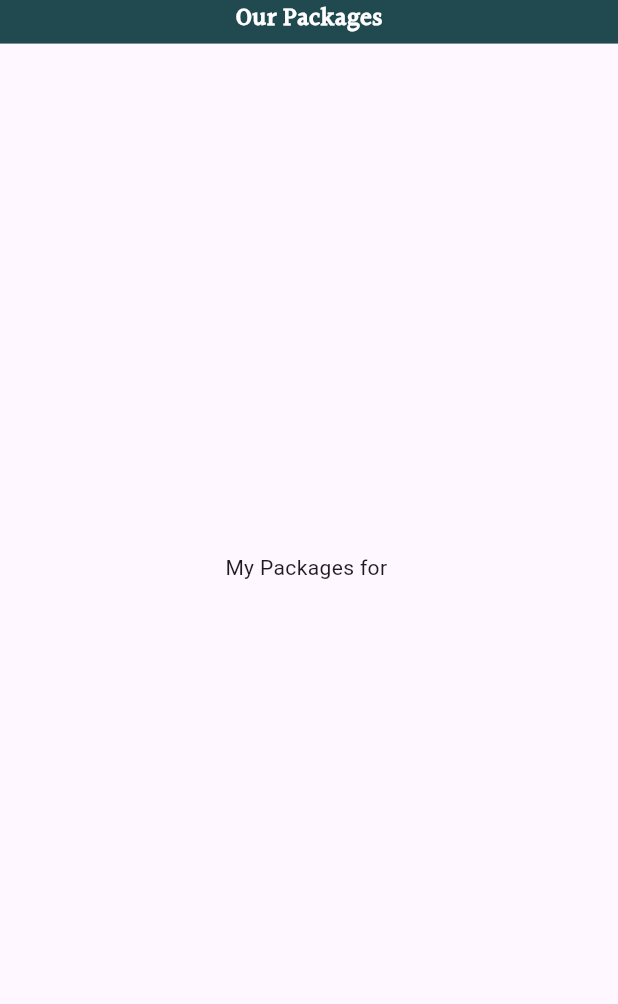
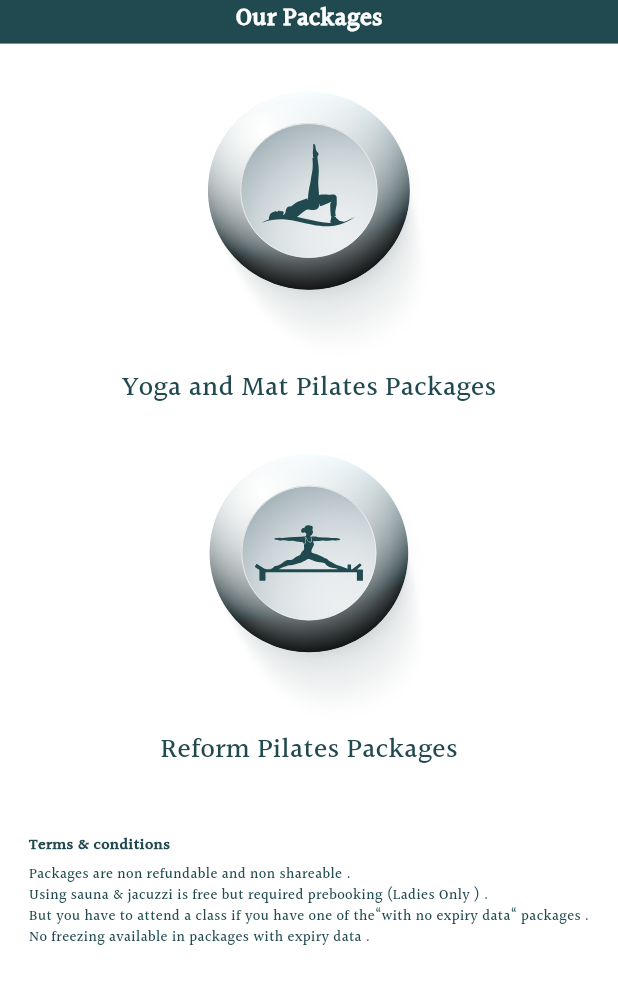
Before and after one commit to MinaMagdy06/Flexana, a Flutter app: the PackagesScreen screen opened directly with empty values, on a phone screen of 412 x 824 dp, the part 145-1149 px from its top. Run offline on Flutter 3.47's test engine with Material 3 defaults, Android fonts, the phone set to English and light mode, and no system bars; our stand-ins replace cloud_firestore, firebase_auth, firebase_core, flutter_bloc, flutter_screenutil, flutter_svg; accounts and stored records are empty.

Commit message:
packages &  terms&conditions UI

```diff
--- a/lib/core/theme/Textstyle.dart
+++ b/lib/core/theme/Textstyle.dart
@@ -73,3 +73,12 @@ TextStyle classBookingTextStyle({
     color: color,
   );
 }
+
+TextStyle packagesTextStyle({double? fontSize, Color color = Colors.black}) {
+  return TextStyle(
+    fontFamily: Fontsfamily.fonttextfamily,
+    fontSize: (fontSize ?? 19.sp),
+    fontWeight: FontWeight.w500,
+    color: AppColors.primarycolor,
+  );
+}
--- a/lib/core/utils/assets_data.dart
+++ b/lib/core/utils/assets_data.dart
@@ -1,4 +1,7 @@
+import 'package:flutter/material.dart';
 import 'package:flutter/widgets.dart';
+import 'package:flutter_screenutil/flutter_screenutil.dart';
+import 'package:flutter_svg/svg.dart';
 
 class AssetsData {
   static Image logo(BuildContext context) {
@@ -44,4 +47,26 @@ class AssetsData {
       height: screenHeight * 0.060,
     );
   }
+
+  static Widget yogaPackages(BuildContext context) {
+    final screenWidth = MediaQuery.of(context).size.width;
+    final screenHeight = MediaQuery.of(context).size.height;
+
+    return SvgPicture.asset(
+      'assets/Icons/Isolation Mode.svg',
+      width: screenWidth * 0.45,
+      height: screenHeight * 0.25,
+    );
+  }
+
+  static Widget ReformPackages(BuildContext context) {
+    final screenWidth = MediaQuery.of(context).size.width;
+    final screenHeight = MediaQuery.of(context).size.height;
+
+    return SvgPicture.asset(
+      'assets/Icons/Frame.svg',
+      width: screenWidth * 0.45,
+      height: screenHeight * 0.25,
+    );
+  }
 }
--- a/lib/features/Home/presentation/screens/packges_screen.dart
+++ b/lib/features/Home/presentation/screens/packges_screen.dart
@@ -1,6 +1,10 @@
+import 'package:flexana/core/theme/Textstyle.dart';
+import 'package:flexana/core/utils/assets_data.dart';
 import 'package:flexana/core/widgets/custom_app_bar.dart';
+import 'package:flexana/features/Home/presentation/widgets/terms_condayions.dart';
 import 'package:flexana/features/auth/data/user_model.dart';
 import 'package:flutter/material.dart';
+import 'package:flutter_screenutil/flutter_screenutil.dart';
 
 class PackagesScreen extends StatefulWidget {
   final AppUser currentUser;
@@ -15,6 +19,7 @@ class _PackagesScreenState extends State<PackagesScreen> {
   @override
   Widget build(BuildContext context) {
     return Scaffold(
+      backgroundColor: Colors.white,
       appBar: PreferredSize(
         preferredSize: Size.fromHeight(135),
         child: CustomAppBar(
@@ -23,7 +28,21 @@ class _PackagesScreenState extends State<PackagesScreen> {
         ),
       ),
       body: Center(
-        child: Text("My Packages for ${widget.currentUser.firstName}"),
+        child: Padding(
+          padding: const EdgeInsets.symmetric(horizontal: 10.0),
+          child: Column(
+            children: [
+              SizedBox(height: 10.h),
+              AssetsData.yogaPackages(context),
+              Text('Yoga and Mat Pilates Packages', style: packagesTextStyle()),
+              SizedBox(height: 10.h),
+              AssetsData.ReformPackages(context),
+              Text('Reform Pilates Packages', style: packagesTextStyle()),
+              SizedBox(height: 45.h),
+              TermsCondayions(),
+            ],
+          ),
+        ),
       ),
     );
   }
--- /dev/null
+++ b/lib/features/Home/presentation/widgets/terms_condayions.dart
@@ -0,0 +1,63 @@
+import 'package:flexana/core/theme/Colors.dart';
+import 'package:flexana/core/theme/FontsFamily.dart';
+import 'package:flutter/widgets.dart';
+import 'package:flutter_screenutil/flutter_screenutil.dart';
+
+class TermsCondayions extends StatelessWidget {
+  const TermsCondayions({super.key});
+
+  @override
+  Widget build(BuildContext context) {
+    return Column(
+      crossAxisAlignment: CrossAxisAlignment.start,
+      children: [
+        Text(
+          'Terms & conditions',
+          style: TextStyle(
+            fontFamily: Fontsfamily.fonttextfamily,
+            color: AppColors.primarycolor,
+            fontWeight: FontWeight.bold,
+            fontSize: 11.sp,
+          ),
+        ),
+        SizedBox(height: 5.h),
+        Text(
+          'Packages are non refundable and non shareable .',
+          style: TextStyle(
+            fontFamily: Fontsfamily.fonttextfamily,
+            color: AppColors.primarycolor,
+            fontWeight: FontWeight.w300,
+            fontSize: 10.sp,
+          ),
+        ),
+        Text(
+          'Using sauna & jacuzzi is free but required prebooking (Ladies Only ) .',
+          style: TextStyle(
+            fontFamily: Fontsfamily.fonttextfamily,
+            color: AppColors.primarycolor,
+            fontWeight: FontWeight.w300,
+            fontSize: 10.sp,
+          ),
+        ),
+        Text(
+          'But you have to attend a class if you have one of the“with no expiry data“ packages .',
+          style: TextStyle(
+            fontFamily: Fontsfamily.fonttextfamily,
+            color: AppColors.primarycolor,
+            fontWeight: FontWeight.w300,
+            fontSize: 10.sp,
+          ),
+        ),
+        Text(
+          'No freezing available in packages with expiry data .',
+          style: TextStyle(
+            fontFamily: Fontsfamily.fonttextfamily,
+            color: AppColors.primarycolor,
+            fontWeight: FontWeight.w300,
+            fontSize: 10.sp,
+          ),
+        ),
+      ],
+    );
+  }
+}
--- a/pubspec.yaml
+++ b/pubspec.yaml
@@ -39,6 +39,7 @@ dependencies:
   firebase_auth: ^6.0.1
   cloud_firestore: ^6.0.0
   flutter_bloc: ^9.1.1
+  flutter_svg: ^2.2.0
 
 dev_dependencies:
   flutter_test:
```
Also changed, not shown: assets/Icons/Frame.svg (added), assets/Icons/Isolation Mode.svg (added), pubspec.lock.
